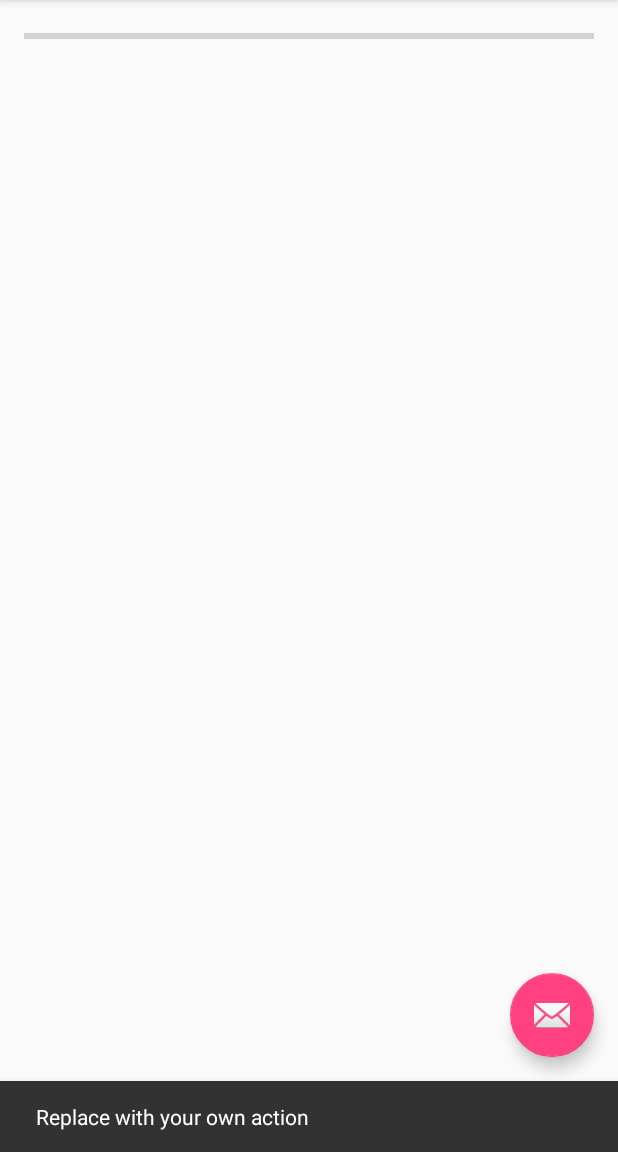
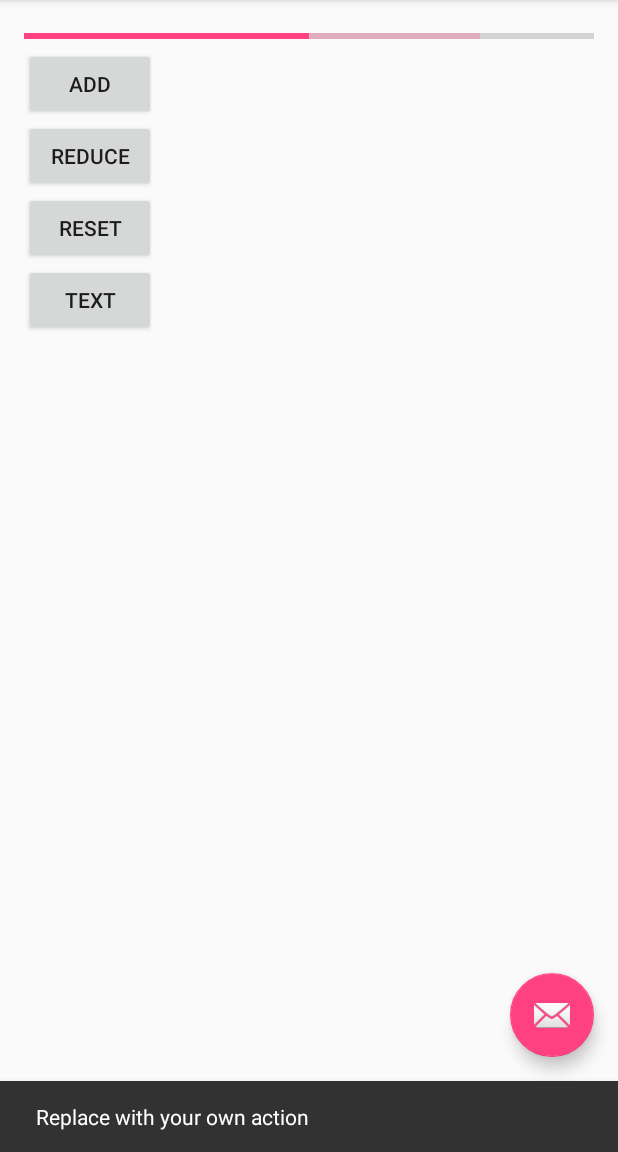
Before and after one commit to sora003/ProgressBar, an Android app: the screen it shows after launch (MainActivity), after a tap on an icon or button, on a phone screen of 412 x 824 dp, the part 84-1236 px from its top. Run offline under Robolectric (Android 15) with nearby library versions, the phone set to English and light mode, and no system bars.

Commit message:
Added Buttons

```diff
--- a/app/src/main/res/layout/content_main.xml
+++ b/app/src/main/res/layout/content_main.xml
@@ -4,6 +4,7 @@
     xmlns:tools="http://schemas.android.com/tools"
     android:layout_width="match_parent"
     android:layout_height="match_parent"
+    android:orientation="vertical"
     android:paddingBottom="@dimen/activity_vertical_margin"
     android:paddingLeft="@dimen/activity_horizontal_margin"
     android:paddingRight="@dimen/activity_horizontal_margin"
@@ -13,8 +14,36 @@
     tools:showIn="@layout/activity_main">
 
     <ProgressBar
+        android:secondaryProgress="80"
+        android:progress="50"
+        android:max="100"
         style="?android:attr/progressBarStyleHorizontal"
         android:layout_width="match_parent"
         android:layout_height="wrap_content"
         android:id="@+id/progressBar" />
+
+    <Button
+        android:layout_width="wrap_content"
+        android:layout_height="wrap_content"
+        android:text="add"
+        android:id="@+id/add" />
+
+    <Button
+        android:layout_width="wrap_content"
+        android:layout_height="wrap_content"
+        android:text="reduce"
+        android:id="@+id/reduce" />
+
+    <Button
+        android:layout_width="wrap_content"
+        android:layout_height="wrap_content"
+        android:text="reset"
+        android:id="@+id/reset" />
+
+    <Button
+        android:layout_width="wrap_content"
+        android:layout_height="wrap_content"
+        android:text="text"
+        android:id="@+id/text" />
+
 </LinearLayout>
```
